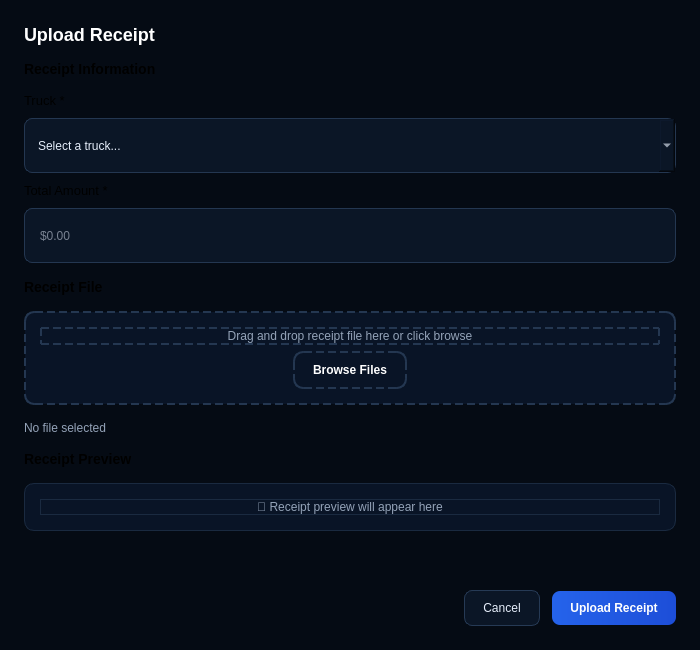
Old version of the form InventoryQtApp/UploadReceiptDialog.ui in the repository Felipeact/InventoryQtApp.
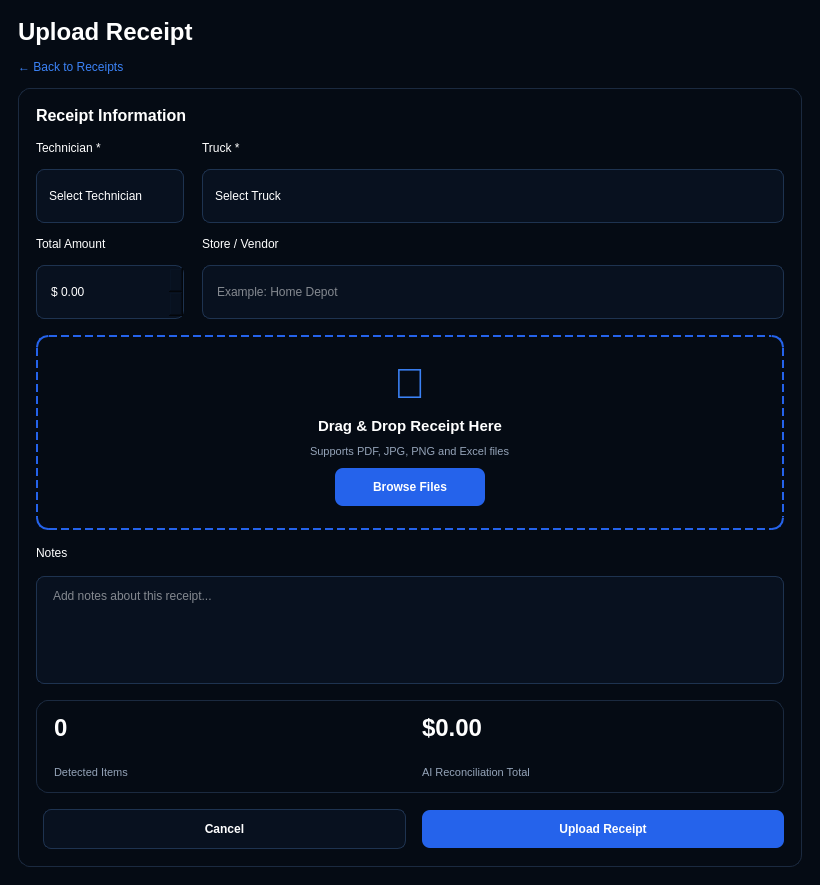
New version of the form.

Diff of the .ui file:
```diff
--- a/InventoryQtApp/UploadReceiptDialog.ui
+++ b/InventoryQtApp/UploadReceiptDialog.ui
@@ -6,141 +6,344 @@
             <rect>
                 <x>0</x>
                 <y>0</y>
-                <width>700</width>
-                <height>650</height>
-            </rect>
-        </property>
+				<width>820</width>
+				<height>640</height>
+			</rect>
+		</property>
+
         <property name="windowTitle">
             <string>Upload Receipt</string>
         </property>
         <property name="styleSheet">
             <string notr="true">
-QDialog {
-    background-color: #050B14;
-    color: white;
-}
-QLabel#dialogTitle {
-    font-size: 18px;
-    font-weight: 700;
-    color: white;
-}
-QLabel#fieldLabel, QLabel#sectionTitle {
-    font-size: 13px;
-    color: #e6eefb;
-}
-QLabel#sectionTitle {
-    font-weight: 600;
-    font-size: 14px;
-}
-QLineEdit, QComboBox, QSpinBox, QPlainTextEdit {
-    background: #0b1626;
-    border: 1px solid #243751;
-    border-radius: 8px;
-    color: #e6eefb;
-    padding: 9px 13px;
-    min-height: 35px;
-}
-QLineEdit:focus, QComboBox:focus, QPlainTextEdit:focus {
-    border: 1px solid #2f80ed;
-    background: #0e1b2f;
-}
-QWidget#fileUploadArea, QWidget#previewArea {
-    background-color: #091426;
-    border: 2px dashed #243751;
-    border-radius: 10px;
-}
-QLabel#uploadPrompt {
-    color: #94A3B8;
-    font-size: 12px;
-}
-QLabel#fileName {
-    color: #e6eefb;
-    font-weight: 600;
-}
-QPushButton#browseButton, QPushButton#uploadReceiptButton {
-    background: qlineargradient(x1:0,y1:0,x2:1,y2:0, stop:0 #2563eb, stop:1 #1d4ed8);
-    border: none;
-    color: white;
-    border-radius: 8px;
-    padding: 10px 18px;
-    font-weight: 650;
-}
-QPushButton#browseButton:hover, QPushButton#uploadReceiptButton:hover {
-    background: qlineargradient(x1:0,y1:0,x2:1,y2:0, stop:0 #3b82f6, stop:1 #2563eb);
-}
-QPushButton#cancelButton {
-    background: #0b1626;
-    border: 1px solid #263a55;
-    color: #e6eefb;
-    border-radius: 8px;
-    padding: 10px 18px;
-}
-QPushButton#cancelButton:hover {
-    background: #14253d;
-    border-color: #2f80ed;
-}
-            </string>
-        </property>
+
+				QDialog#UploadReceiptDialogClass {
+				background-color: #050B14;
+				color: #FFFFFF;
+				font-family: "Segoe UI";
+				}
+
+				QLabel {
+				background: transparent;
+				color: white;
+				}
+
+				QLabel#dialogTitle {
+				font-size: 24px;
+				font-weight: 800;
+				}
+
+				QLabel#backLabel {
+				color: #3B82F6;
+				font-size: 12px;
+				}
+
+				QWidget#formCard,
+				QWidget#uploadArea,
+				QWidget#summaryCard {
+				background: qlineargradient(
+				x1:0, y1:0,
+				x2:1, y2:1,
+				stop:0 #0B1626,
+				stop:1 #091322
+				);
+				border: 1px solid #1B2A40;
+				border-radius: 12px;
+				}
+
+				QWidget#uploadArea {
+				border: 2px dashed #2563EB;
+				}
+
+				QLabel#sectionTitle {
+				font-size: 16px;
+				font-weight: 800;
+				}
+
+				QLabel#fieldLabel {
+				color: #CBD5E1;
+				font-size: 12px;
+				font-weight: 600;
+				}
+
+				QLabel#uploadIcon {
+				font-size: 42px;
+				color: #3B82F6;
+				}
+
+				QLabel#uploadText {
+				font-size: 15px;
+				font-weight: 700;
+				}
+
+				QLabel#uploadSubtext {
+				color: #94A3B8;
+				font-size: 11px;
+				}
+
+				QLineEdit,
+				QComboBox,
+				QDoubleSpinBox,
+				QPlainTextEdit {
+				background-color: #08111F;
+				border: 1px solid #1E3350;
+				border-radius: 8px;
+				color: white;
+				padding: 8px 12px;
+				min-height: 36px;
+				font-size: 12px;
+				}
+
+				QLineEdit:focus,
+				QComboBox:focus,
+				QDoubleSpinBox:focus,
+				QPlainTextEdit:focus {
+				border: 1px solid #2563EB;
+				}
+
+				QComboBox::drop-down {
+				border: none;
+				width: 24px;
+				}
+
+				QPlainTextEdit {
+				min-height: 90px;
+				}
+
+				QPushButton#browseButton {
+				background-color: #2563EB;
+				border: none;
+				border-radius: 8px;
+				color: white;
+				min-height: 38px;
+				min-width: 150px;
+				font-size: 12px;
+				font-weight: 700;
+				}
+
+				QPushButton#browseButton:hover {
+				background-color: #1D4ED8;
+				}
+
+				QPushButton#cancelButton {
+				background-color: #08111F;
+				border: 1px solid #1E3350;
+				border-radius: 8px;
+				color: white;
+				min-height: 38px;
+				min-width: 120px;
+				font-size: 12px;
+				font-weight: 700;
+				}
+
+				QPushButton#cancelButton:hover {
+				background-color: #111C2D;
+				}
+
+				QPushButton#uploadButton {
+				background-color: #2563EB;
+				border: none;
+				border-radius: 8px;
+				color: white;
+				min-height: 38px;
+				min-width: 140px;
+				font-size: 12px;
+				font-weight: 800;
+				}
+
+				QPushButton#uploadButton:hover {
+				background-color: #1D4ED8;
+				}
+
+				QLabel#summaryValue {
+				color: white;
+				font-size: 24px;
+				font-weight: 800;
+				}
+
+				QLabel#summaryLabel {
+				color: #94A3B8;
+				font-size: 11px;
+				}
+
+			</string>
+		</property>
+
         <layout class="QVBoxLayout" name="rootLayout">
             <property name="leftMargin">
-                <number>24</number>
-            </property>
+				<number>18</number>
+			</property>
+
             <property name="topMargin">
-                <number>24</number>
-            </property>
+				<number>18</number>
+			</property>
+
             <property name="rightMargin">
-                <number>24</number>
-            </property>
+				<number>18</number>
+			</property>
+
             <property name="bottomMargin">
-                <number>24</number>
-            </property>
+				<number>18</number>
+			</property>
+
             <property name="spacing">
-                <number>16</number>
+				<number>14</number>
             </property>
 
-            <!-- Title -->
+			<!-- TITLE -->
+
             <item>
+
+				<layout class="QVBoxLayout" name="titleLayout">
+
+					<item>
+
                 <widget class="QLabel" name="dialogTitle">
+
                     <property name="text">
                         <string>Upload Receipt</string>
                     </property>
-                </widget>
+
+						</widget>
+
             </item>
 
-            <!-- Receipt Information Section -->
             <item>
-                <widget class="QLabel" name="receiptInfoTitle">
+
+						<widget class="QLabel" name="backLabel">
+
+							<property name="text">
+								<string>← Back to Receipts</string>
+							</property>
+
+						</widget>
+
+					</item>
+
+				</layout>
+
+			</item>
+
+			<!-- FORM CARD -->
+
+			<item>
+
+				<widget class="QWidget" name="formCard" native="true">
+
+					<layout class="QVBoxLayout" name="formCardLayout">
+
+						<property name="leftMargin">
+							<number>18</number>
+						</property>
+
+						<property name="topMargin">
+							<number>18</number>
+						</property>
+
+						<property name="rightMargin">
+							<number>18</number>
+						</property>
+
+						<property name="bottomMargin">
+							<number>18</number>
+						</property>
+
+						<property name="spacing">
+							<number>16</number>
+						</property>
+
+						<!-- SECTION -->
+
+						<item>
+
+							<widget class="QLabel" name="sectionTitle">
+
                     <property name="text">
                         <string>Receipt Information</string>
                     </property>
-                    <property name="styleSheet">
-                        <string notr="true">font-size: 14px; font-weight: 600;</string>
-                    </property>
-                </widget>
+
+							</widget>
+
             </item>
 
-            <!-- Truck Selection -->
+						<!-- GRID -->
+
             <item>
-                <layout class="QVBoxLayout" name="infoLayout">
-                    <property name="spacing">
-                        <number>10</number>
+
+							<layout class="QGridLayout" name="formGrid">
+
+								<property name="horizontalSpacing">
+									<number>18</number>
                     </property>
 
+								<property name="verticalSpacing">
+									<number>14</number>
+								</property>
+
+								<!-- TECH -->
+
+								<item row="0" column="0">
+
+									<widget class="QLabel" name="technicianLabel">
+
+										<property name="text">
+											<string>Technician *</string>
+										</property>
+
+									</widget>
+
+								</item>
+
+								<item row="1" column="0">
+
+									<widget class="QComboBox" name="technicianComboBox">
+
                     <item>
+											<property name="text">
+												<string>Select Technician</string>
+											</property>
+										</item>
+										<item>
+											<property name="text">
+												<string>John Smith</string>
+											</property>
+										</item>
+										<item>
+											<property name="text">
+												<string>Mike Johnson</string>
+											</property>
+										</item>
+										<item>
+											<property name="text">
+												<string>Sarah Davis</string>
+											</property>
+										</item>
+
+									</widget>
+
+								</item>
+
+								<!-- TRUCK -->
+
+								<item row="0" column="1">
+
                         <widget class="QLabel" name="truckLabel">
+
                             <property name="text">
                                 <string>Truck *</string>
                             </property>
-                            <property name="styleSheet">
-                                <string notr="true">font-size: 13px;</string>
-                            </property>
-                        </widget>
-                    </item>
+
+									</widget>
+
+								</item>
+
+								<item row="1" column="1">
+
+									<widget class="QComboBox" name="truckComboBox">
+
                     <item>
-                        <widget class="QComboBox" name="truckCombo">
-                            <item>
                                 <property name="text">
-                                    <string>Select a truck...</string>
+												<string>Select Truck</string>
                                 </property>
                             </item>
                             <item>
@@ -155,222 +358,311 @@
                             </item>
                             <item>
                                 <property name="text">
-                                    <string>Truck 3 - DEF-789</string>
-                                </property>
-                            </item>
-                            <item>
-                                <property name="text">
-                                    <string>Truck 4 - GHI-012</string>
-                                </property>
-                            </item>
-                        </widget>
+												<string>Truck 3</string>
+											</property>
+										</item>
+
+									</widget>
+
                     </item>
 
-                    <!-- Total Amount -->
-                    <item>
+								<!-- TOTAL -->
+
+								<item row="2" column="0">
+
                         <widget class="QLabel" name="amountLabel">
+
                             <property name="text">
-                                <string>Total Amount *</string>
-                            </property>
-                            <property name="styleSheet">
-                                <string notr="true">font-size: 13px;</string>
-                            </property>
-                        </widget>
-                    </item>
-                    <item>
-                        <widget class="QLineEdit" name="amountInput">
+											<string>Total Amount</string>
+										</property>
+
+									</widget>
+
+								</item>
+
+								<item row="3" column="0">
+
+									<widget class="QDoubleSpinBox" name="amountInput">
+
+										<property name="maximum">
+											<double>999999.000000000000000</double>
+										</property>
+
+										<property name="prefix">
+											<string>$ </string>
+										</property>
+
+									</widget>
+
+								</item>
+
+								<!-- STORE -->
+
+								<item row="2" column="1">
+
+									<widget class="QLabel" name="storeLabel">
+
+										<property name="text">
+											<string>Store / Vendor</string>
+										</property>
+
+									</widget>
+
+								</item>
+
+								<item row="3" column="1">
+
+									<widget class="QLineEdit" name="storeInput">
+
                             <property name="placeholderText">
-                                <string>$0.00</string>
-                            </property>
-                        </widget>
-                    </item>
-                </layout>
-            </item>
+											<string>Example: Home Depot</string>
+										</property>
+
+									</widget>
+
+								</item>
+
+							</layout>
 
-            <!-- File Upload Section -->
-            <item>
-                <widget class="QLabel" name="fileUploadTitle">
-                    <property name="text">
-                        <string>Receipt File</string>
-                    </property>
-                    <property name="styleSheet">
-                        <string notr="true">font-size: 14px; font-weight: 600;</string>
-                    </property>
-                </widget>
             </item>
 
-            <!-- File Upload Area -->
+						<!-- UPLOAD -->
+
             <item>
-                <widget class="QWidget" name="fileUploadArea">
-                    <property name="styleSheet">
-                        <string notr="true">background-color: #091426; border: 2px dashed #243751; border-radius: 10px;</string>
-                    </property>
-                    <property name="minimumHeight">
-                        <number>100</number>
-                    </property>
-                    <layout class="QVBoxLayout" name="uploadAreaLayout">
+
+							<widget class="QWidget" name="uploadArea" native="true">
+
+								<layout class="QVBoxLayout" name="uploadLayout">
+
                         <property name="leftMargin">
-                            <number>16</number>
-                        </property>
+										<number>24</number>
+									</property>
+
                         <property name="topMargin">
-                            <number>16</number>
-                        </property>
+										<number>24</number>
+									</property>
+
                         <property name="rightMargin">
-                            <number>16</number>
-                        </property>
+										<number>24</number>
+									</property>
+
                         <property name="bottomMargin">
-                            <number>16</number>
-                        </property>
-                        <item>
-                            <widget class="QLabel" name="uploadPrompt">
+										<number>24</number>
+									</property>
+
+									<property name="spacing">
+										<number>10</number>
+									</property>
+
+									<item alignment="Qt::AlignHCenter">
+
+										<widget class="QLabel" name="uploadIcon">
+
                                 <property name="text">
-                                    <string>Drag and drop receipt file here or click browse</string>
-                                </property>
-                                <property name="alignment">
-                                    <set>Qt::AlignCenter</set>
-                                </property>
-                            </widget>
-                        </item>
-                        <item>
-                            <layout class="QHBoxLayout" name="browseLayout">
-                                <item>
-                                    <spacer name="browseSpacer1">
-                                        <property name="orientation">
-                                            <enum>Qt::Horizontal</enum>
-                                        </property>
-                                        <property name="sizeHint" stdset="0">
-                                            <size>
-                                                <width>40</width>
-                                                <height>20</height>
-                                            </size>
-                                        </property>
-                                    </spacer>
-                                </item>
-                                <item>
+												<string>📄</string>
+											</property>
+
+										</widget>
+
+									</item>
+
+									<item alignment="Qt::AlignHCenter">
+
+										<widget class="QLabel" name="uploadText">
+
+											<property name="text">
+												<string>Drag &amp; Drop Receipt Here</string>
+											</property>
+
+										</widget>
+
+									</item>
+
+									<item alignment="Qt::AlignHCenter">
+
+										<widget class="QLabel" name="uploadSubtext">
+
+											<property name="text">
+												<string>Supports PDF, JPG, PNG and Excel files</string>
+											</property>
+
+										</widget>
+
+									</item>
+
+									<item alignment="Qt::AlignHCenter">
+
                                     <widget class="QPushButton" name="browseButton">
+
                                         <property name="text">
                                             <string>Browse Files</string>
                                         </property>
-                                        <property name="minimumWidth">
-                                            <number>120</number>
-                                        </property>
-                                    </widget>
-                                </item>
-                                <item>
-                                    <spacer name="browseSpacer2">
-                                        <property name="orientation">
-                                            <enum>Qt::Horizontal</enum>
-                                        </property>
-                                        <property name="sizeHint" stdset="0">
-                                            <size>
-                                                <width>40</width>
-                                                <height>20</height>
-                                            </size>
-                                        </property>
-                                    </spacer>
-                                </item>
-                            </layout>
-                        </item>
-                    </layout>
-                </widget>
+
+										</widget>
+
+									</item>
+
+								</layout>
+
+							</widget>
+
             </item>
 
-            <!-- File Name Display -->
+						<!-- NOTES -->
+
             <item>
-                <widget class="QLabel" name="fileNameDisplay">
+
+							<widget class="QLabel" name="notesLabel">
+
                     <property name="text">
-                        <string>No file selected</string>
-                    </property>
-                    <property name="styleSheet">
-                        <string notr="true">font-size: 12px; color: #94A3B8;</string>
-                    </property>
-                </widget>
+									<string>Notes</string>
+								</property>
+
+							</widget>
+
             </item>
 
-            <!-- Receipt Preview Section -->
             <item>
-                <widget class="QLabel" name="previewTitle">
-                    <property name="text">
-                        <string>Receipt Preview</string>
-                    </property>
-                    <property name="styleSheet">
-                        <string notr="true">font-size: 14px; font-weight: 600;</string>
-                    </property>
-                </widget>
+
+							<widget class="QPlainTextEdit" name="notesInput">
+
+								<property name="placeholderText">
+									<string>Add notes about this receipt...</string>
+								</property>
+
+							</widget>
+
             </item>
 
-            <!-- Preview Area -->
+						<!-- SUMMARY -->
+
             <item>
-                <widget class="QWidget" name="previewArea">
-                    <property name="styleSheet">
-                        <string notr="true">background-color: #091426; border: 1px solid #1A2A40; border-radius: 10px;</string>
-                    </property>
-                    <property name="minimumHeight">
-                        <number>120</number>
-                    </property>
-                    <layout class="QVBoxLayout" name="previewLayout">
+
+							<widget class="QWidget" name="summaryCard" native="true">
+
+								<layout class="QHBoxLayout" name="summaryLayout">
+
                         <property name="leftMargin">
-                            <number>16</number>
-                        </property>
+										<number>18</number>
+									</property>
+
                         <property name="topMargin">
-                            <number>16</number>
-                        </property>
+										<number>14</number>
+									</property>
+
                         <property name="rightMargin">
-                            <number>16</number>
-                        </property>
+										<number>18</number>
+									</property>
+
                         <property name="bottomMargin">
-                            <number>16</number>
-                        </property>
+										<number>14</number>
+									</property>
+
+									<property name="spacing">
+										<number>24</number>
+									</property>
+
                         <item>
-                            <widget class="QLabel" name="previewPlaceholder">
+
+										<layout class="QVBoxLayout" name="summaryLeft">
+
+											<item>
+
+												<widget class="QLabel" name="summaryValue">
+
                                 <property name="text">
-                                    <string>📄 Receipt preview will appear here</string>
-                                </property>
-                                <property name="alignment">
-                                    <set>Qt::AlignCenter</set>
-                                </property>
-                                <property name="styleSheet">
-                                    <string notr="true">color: #94A3B8; font-size: 12px;</string>
-                                </property>
-                            </widget>
-                        </item>
-                    </layout>
-                </widget>
+														<string>0</string>
+													</property>
+
+												</widget>
+
+											</item>
+
+											<item>
+
+												<widget class="QLabel" name="summaryLabel">
+
+													<property name="text">
+														<string>Detected Items</string>
+													</property>
+
+												</widget>
+
+											</item>
+
+										</layout>
+
+									</item>
+
+									<item>
+
+										<layout class="QVBoxLayout" name="summaryRight">
+
+											<item>
+
+												<widget class="QLabel" name="summaryValue2">
+
+													<property name="text">
+														<string>$0.00</string>
+													</property>
+
+													<property name="styleSheet">
+														<string notr="true">
+															font-size: 24px;
+															font-weight: 800;
+															color: white;
+														</string>
+													</property>
+
+												</widget>
+
             </item>
 
             <item>
-                <spacer name="verticalSpacer">
-                    <property name="orientation">
-                        <enum>Qt::Vertical</enum>
-                    </property>
-                    <property name="sizeHint" stdset="0">
-                        <size>
-                            <width>20</width>
-                            <height>20</height>
-                        </size>
-                    </property>
-                </spacer>
+
+												<widget class="QLabel" name="summaryLabel2">
+
+													<property name="text">
+														<string>AI Reconciliation Total</string>
+													</property>
+
+													<property name="styleSheet">
+														<string notr="true">
+															color: #94A3B8;
+															font-size: 11px;
+														</string>
+													</property>
+
+												</widget>
+
             </item>
 
-            <!-- Buttons -->
+										</layout>
+
+									</item>
+
+								</layout>
+
+							</widget>
+
+						</item>
+
+						<!-- BUTTONS -->
+
             <item>
+
                 <layout class="QHBoxLayout" name="buttonLayout">
-                    <property name="spacing">
-                        <number>12</number>
-                    </property>
+
                     <item>
                         <spacer name="buttonSpacer">
                             <property name="orientation">
                                 <enum>Qt::Horizontal</enum>
                             </property>
-                            <property name="sizeHint" stdset="0">
-                                <size>
-                                    <width>40</width>
-                                    <height>20</height>
-                                </size>
-                            </property>
-                        </spacer>
-                    </item>
+
+									</spacer>
+
+								</item>
+
                     <item>
                         <widget class="QPushButton" name="cancelButton">
                             <property name="text">
@@ -382,17 +674,31 @@
                         </widget>
                     </item>
                     <item>
-                        <widget class="QPushButton" name="uploadReceiptButton">
+
+									<widget class="QPushButton" name="uploadButton">
+
                             <property name="text">
                                 <string>Upload Receipt</string>
                             </property>
-                            <property name="minimumWidth">
-                                <number>140</number>
-                            </property>
-                        </widget>
-                    </item>
-                </layout>
-            </item>
-        </layout>
-    </widget>
+
+									</widget>
+
+								</item>
+
+							</layout>
+
+						</item>
+
+					</layout>
+
+				</widget>
+
+			</item>
+
+		</layout>
+
+	</widget>
+
+	<resources/>
+	<connections/>
 </ui>
```
Left out of the diff: 22 changed lines with no effect on the pictures. Lines whose indentation alone changed are shown as unchanged.
